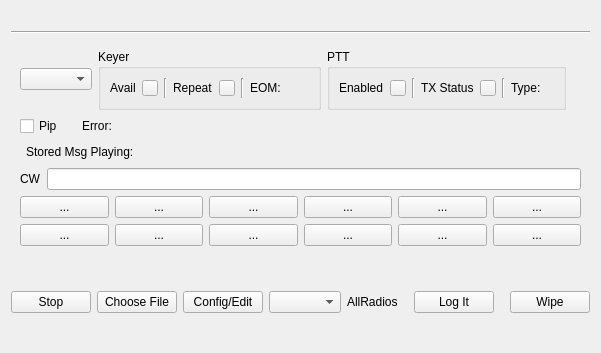
Above: mqt/MqtLogger/dmbuttonframe.ui from Rsclub22/Minos2-Mirror before the change. Below: the same form after it.
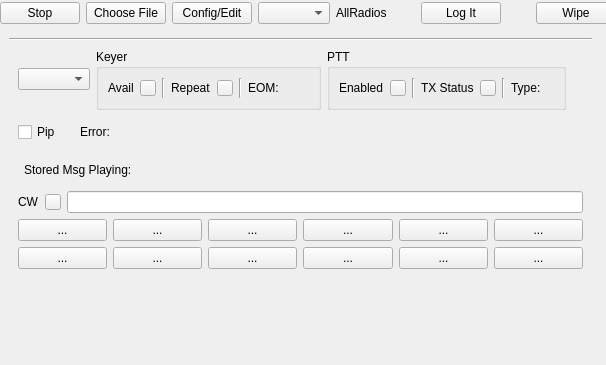
That is the form after the change.

```diff
--- a/mqt/MqtLogger/dmbuttonframe.ui
+++ b/mqt/MqtLogger/dmbuttonframe.ui
@@ -6,30 +6,48 @@
    <rect>
     <x>0</x>
     <y>0</y>
-    <width>601</width>
-    <height>353</height>
+    <width>606</width>
+    <height>365</height>
    </rect>
   </property>
   <property name="windowTitle">
    <string/>
   </property>
-  <layout class="QVBoxLayout" name="verticalLayout_3">
-   <item>
     <widget class="QLabel" name="nameLabel">
+   <property name="geometry">
+    <rect>
+     <x>9</x>
+     <y>9</y>
+     <width>16</width>
+     <height>16</height>
+    </rect>
+   </property>
      <property name="text">
       <string/>
      </property>
     </widget>
-   </item>
-   <item>
     <widget class="Line" name="line">
+   <property name="geometry">
+    <rect>
+     <x>9</x>
+     <y>31</y>
+     <width>583</width>
+     <height>16</height>
+    </rect>
+   </property>
      <property name="orientation">
-      <enum>Qt::Orientation::Horizontal</enum>
-     </property>
-    </widget>
-   </item>
-   <item>
+    <enum>Qt::Horizontal</enum>
+   </property>
+  </widget>
     <widget class="QFrame" name="FButtonFrame">
+   <property name="geometry">
+    <rect>
+     <x>9</x>
+     <y>40</y>
+     <width>583</width>
+     <height>238</height>
+    </rect>
+   </property>
      <layout class="QVBoxLayout" name="verticalLayout">
       <item>
        <layout class="QVBoxLayout" name="verticalLayout_2">
@@ -395,6 +413,28 @@
             </property>
            </widget>
           </item>
+        <item>
+         <widget class="QPushButton" name="cwFreeTextPlayingIndicator">
+          <property name="sizePolicy">
+           <sizepolicy hsizetype="Fixed" vsizetype="Fixed">
+            <horstretch>0</horstretch>
+            <verstretch>0</verstretch>
+           </sizepolicy>
+          </property>
+          <property name="maximumSize">
+           <size>
+            <width>16</width>
+            <height>16</height>
+           </size>
+          </property>
+          <property name="focusPolicy">
+           <enum>Qt::NoFocus</enum>
+          </property>
+          <property name="text">
+           <string/>
+          </property>
+         </widget>
+        </item>
           <item>
            <widget class="QLineEdit" name="cwEntry"/>
           </item>
@@ -496,21 +536,15 @@
       </item>
      </layout>
     </widget>
-   </item>
-   <item>
-    <spacer name="verticalSpacer_2">
-     <property name="orientation">
-      <enum>Qt::Orientation::Vertical</enum>
-     </property>
-     <property name="sizeHint" stdset="0">
-      <size>
-       <width>20</width>
-       <height>0</height>
-      </size>
-     </property>
-    </spacer>
-   </item>
-   <item>
+  <widget class="QWidget" name="layoutWidget">
+   <property name="geometry">
+    <rect>
+     <x>0</x>
+     <y>0</y>
+     <width>616</width>
+     <height>26</height>
+    </rect>
+   </property>
     <layout class="QHBoxLayout" name="horizontalLayout_3">
      <item>
       <widget class="QPushButton" name="stopButton">
@@ -588,21 +622,7 @@
       </widget>
      </item>
     </layout>
-   </item>
-   <item>
-    <spacer name="verticalSpacer">
-     <property name="orientation">
-      <enum>Qt::Orientation::Vertical</enum>
-     </property>
-     <property name="sizeHint" stdset="0">
-      <size>
-       <width>20</width>
-       <height>0</height>
-      </size>
-     </property>
-    </spacer>
-   </item>
-  </layout>
+  </widget>
  </widget>
  <resources/>
  <connections/>
```
Left out of the diff: 36 changed lines with no effect on the pictures. Lines whose indentation alone changed are shown as unchanged.
